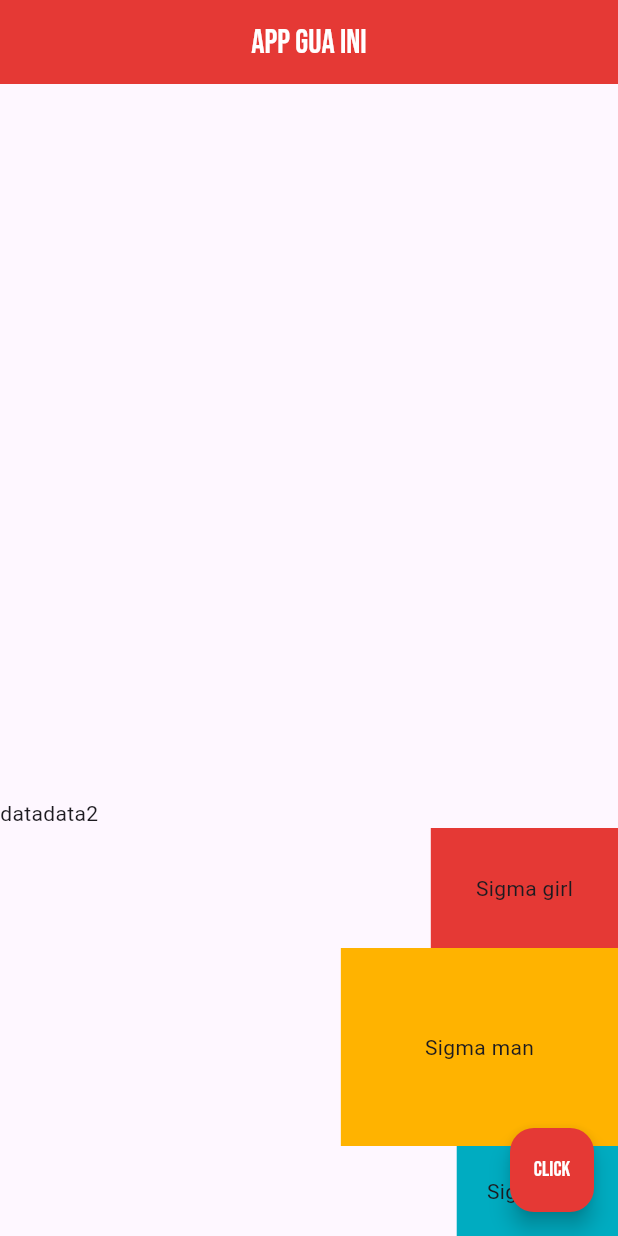
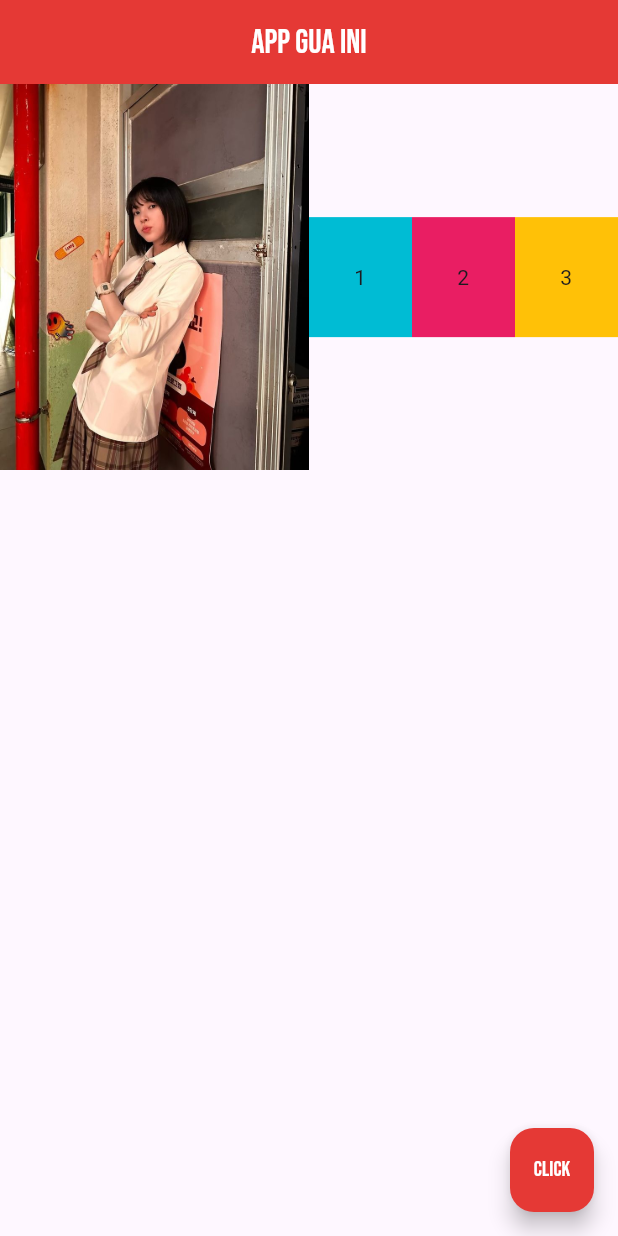
Before and after one commit to AdamJoestar/my_app, a Flutter app: the screen it shows after launch, on a phone screen of 412 x 824 dp. Run offline on Flutter 3.47's test engine with Material 3 defaults, Android fonts, the phone set to English and light mode, and no system bars.

Commit message:
Expanded widget untuk meratakan widget pada satu row

```diff
--- a/lib/main.dart
+++ b/lib/main.dart
@@ -20,34 +20,35 @@ class Home extends StatelessWidget {
         centerTitle: true,
         backgroundColor: Colors.red[600],
       ),
-      body: Column(
-        mainAxisAlignment: MainAxisAlignment.end,
-        crossAxisAlignment: CrossAxisAlignment.end,
+      body: Row(
         children: [
-          Row(
-            children: [
-              Text('data'),
-              Text('data2'),
-            ],
+          Expanded(
+            child: Image.asset('assets/jingwoo.jpg'),
+            flex: 3,
           ),
-          Container(
-            padding: EdgeInsets.all(30.0),
-            color: Colors.red[600],
-            child: Text('Sigma girl'),
+          Expanded(
+            flex: 1,
+            child: Container(
+              padding: EdgeInsets.all(30.0),
+              color: Colors.cyan,
+              child: Text('1'),
+            ),
           ),
-           Container(
-             padding: EdgeInsets.all(40.0),
-             color: Colors.amber[600],
-             child: Padding(
-               padding: const EdgeInsets.all(16.0),
-               child: Text('Sigma man'),
-             ),
-           ),
-           Container(
-            padding: EdgeInsets.all(20.0),
-            color: Colors.cyan[600],
-            child: Text('Sigma boy'),
+          Expanded(
+            flex: 1,
+            child: Container(
+              padding: EdgeInsets.all(30.0),
+              color: Colors.pink,
+              child: Text('2'),
+            ),
           ),
+          Expanded(
+            flex: 1,
+            child: Container(padding: EdgeInsets.all(30.0),
+              color: Colors.amber,
+              child: Text('3'),
+              ),
+          )
         ],
       ),
       floatingActionButton: FloatingActionButton(
```
